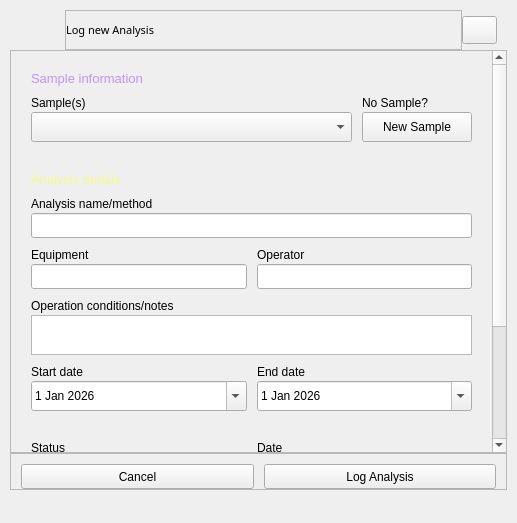
Above: src/app/ui/qt/analysiswindow.ui from AIR-G-UFOP/Saturn-SampleLog before the change. Below: the same form after it.
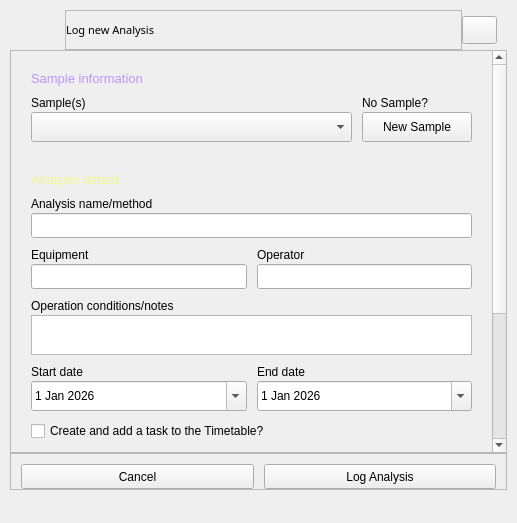
That is the form after the change. Icons and pictures are not drawn.

Commit message: Preparing to add Tasks and Timetable options and fixing bugs

The edit to the form file:
```diff
--- a/src/app/ui/qt/analysiswindow.ui
+++ b/src/app/ui/qt/analysiswindow.ui
@@ -677,9 +677,9 @@
                    <property name="geometry">
                     <rect>
                      <x>0</x>
-                     <y>-125</y>
+                     <y>-64</y>
                      <width>492</width>
-                     <height>608</height>
+                     <height>639</height>
                     </rect>
                    </property>
                    <layout class="QVBoxLayout" name="verticalLayout_19">
@@ -1104,6 +1104,16 @@
                          </item>
                         </layout>
                        </item>
+                       <item>
+                        <widget class="QCheckBox" name="task">
+                         <property name="cursor">
+                          <cursorShape>PointingHandCursor</cursorShape>
+                         </property>
+                         <property name="text">
+                          <string>Create and add a task to the Timetable?</string>
+                         </property>
+                        </widget>
+                       </item>
                       </layout>
                      </widget>
                     </item>
```
The commit also changes 40 other files.
